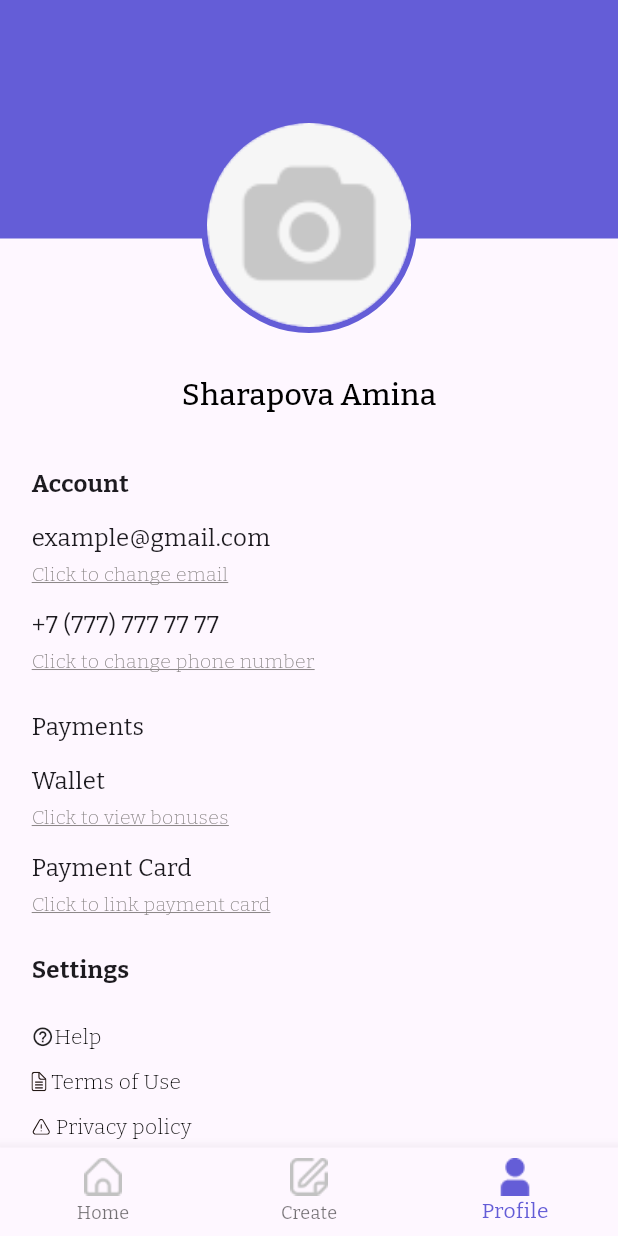
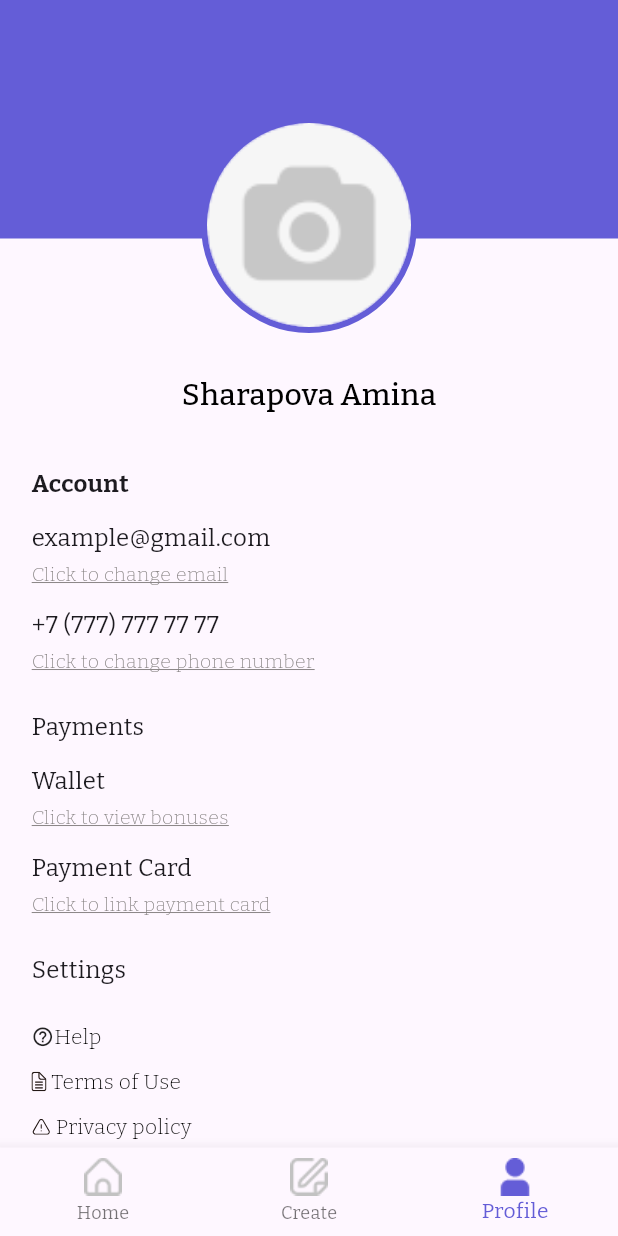
Before and after one commit to mlg2034/lost-and-found, a Flutter app: the MenuPage screen opened directly, item 3 of the bottom bar chosen, on a phone screen of 412 x 824 dp. Run offline on Flutter 3.47's test engine with Material 2 defaults, Android fonts, the phone set to English and light mode, and no system bars; our stand-ins replace flutter_screenutil, flutter_svg, google_maps_flutter, image_picker, mask_text_input_formatter; project files that could hold a hidden picture were left out.

Commit message:
finis change page

```diff
--- a/lib/pages/profile_page.dart
+++ b/lib/pages/profile_page.dart
@@ -1,10 +1,10 @@
 import 'dart:io';
 
 import 'package:flutter/material.dart';
-import 'package:flutter_screenutil/flutter_screenutil.dart';
 import 'package:flutter_svg/flutter_svg.dart';
 import 'package:image_picker/image_picker.dart';
 import 'package:tamyrlan/pages/login_page.dart';
+import 'package:tamyrlan/pages/profile_edit_page.dart';
 
 import '../widgets/text_widgets/custom_text_change_widget.dart';
 import '../widgets/text_widgets/custom_text_widget.dart';
@@ -61,7 +61,7 @@ class _ProfilePageState extends State<ProfilePage> {
                     radius: 68,
                     backgroundImage: _imageFile != null
                         ? Image.file(_imageFile!, fit: BoxFit.cover).image
-                        : AssetImage('assets/images/avatar.png'),
+                        : const AssetImage('assets/images/avatar.png'),
                   ),
                 ),
               ),
@@ -149,7 +149,9 @@ class _ProfilePageState extends State<ProfilePage> {
                 const SizedBox(
                   height: 13,
                 ),
-                CustomTextWidget(title: 'example@gmail.com',),
+                CustomTextWidget(
+                  title: 'example@gmail.com',
+                ),
                 const SizedBox(
                   height: 3,
                 ),
@@ -157,7 +159,9 @@ class _ProfilePageState extends State<ProfilePage> {
                   onTap: () {
                     //to change a email
                   },
-                  child: CustomChangeTextWidget(changeTitle: 'Click to change email',),
+                  child: CustomChangeTextWidget(
+                    changeTitle: 'Click to change email',
+                  ),
                 ),
                 const SizedBox(
                   height: 13,
@@ -170,7 +174,9 @@ class _ProfilePageState extends State<ProfilePage> {
                   onTap: () {
                     //to change a phone
                   },
-                  child:CustomChangeTextWidget(changeTitle: 'Click to change phone number',),
+                  child: CustomChangeTextWidget(
+                    changeTitle: 'Click to change phone number',
+                  ),
                 ),
                 const SizedBox(
                   height: 23,
@@ -187,12 +193,14 @@ class _ProfilePageState extends State<ProfilePage> {
                   onTap: () {
                     //to view bonuses
                   },
-                  child: CustomChangeTextWidget(changeTitle: 'Click to view bonuses',),
+                  child: CustomChangeTextWidget(
+                    changeTitle: 'Click to view bonuses',
+                  ),
                 ),
                 const SizedBox(
                   height: 13,
                 ),
-               CustomTextWidget(title: 'Payment Card'),
+                CustomTextWidget(title: 'Payment Card'),
                 const SizedBox(
                   height: 3,
                 ),
@@ -200,19 +208,14 @@ class _ProfilePageState extends State<ProfilePage> {
                   onTap: () {
                     //to view bonuses
                   },
-                  child: CustomChangeTextWidget(changeTitle: 'Click to link payment card',),
+                  child: CustomChangeTextWidget(
+                    changeTitle: 'Click to link payment card',
+                  ),
                 ),
                 const SizedBox(
                   height: 23,
                 ),
-                const Text(
-                  'Settings',
-                  style: TextStyle(
-                    fontFamily: 'Bitter',
-                    fontWeight: FontWeight.w700,
-                    fontSize: 16,
-                  ),
-                ),
+                CustomTextWidget(title: 'Settings'),
                 const SizedBox(
                   height: 23,
                 ),
@@ -280,6 +283,35 @@ class _ProfilePageState extends State<ProfilePage> {
                     )
                   ],
                 ),
+                const SizedBox(
+                  height: 10,
+                ),
+                GestureDetector(
+                  onTap: () {
+                    Navigator.of(context).push(MaterialPageRoute(
+                        builder: (context) => ProfileEditPage()));
+                  },
+                  child: Row(
+                    children: [
+                      SizedBox(
+                          width: 13,
+                          height: 12,
+                          child: Image.asset('assets/images/edit.png')),
+                      const SizedBox(
+                        width: 3,
+                      ),
+                      const Text(
+                        'Edit',
+                        style: TextStyle(
+                          fontFamily: 'Bitter',
+                          fontSize: 14,
+                          fontWeight: FontWeight.w300,
+                          color: Color.fromRGBO(0, 0, 0, 1),
+                        ),
+                      )
+                    ],
+                  ),
+                ),
                 Padding(
                   padding: const EdgeInsets.only(top: 8.0),
                   child: Align(
@@ -292,7 +324,7 @@ class _ProfilePageState extends State<ProfilePage> {
                               ),
                             );
                           },
-                          child:const Text(
+                          child: const Text(
                             'Log Out',
                             style: TextStyle(
                                 color: Colors.red,
```
Also changed, not shown: lib/pages/product_view.dart (+7 -7 lines), lib/pages/profile_edit_page.dart (added, +151 -0 lines), assets/images/edit.png (added).
